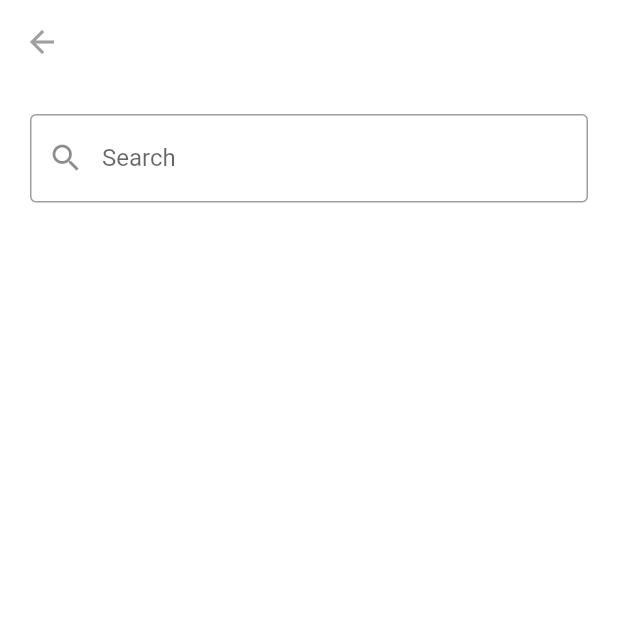
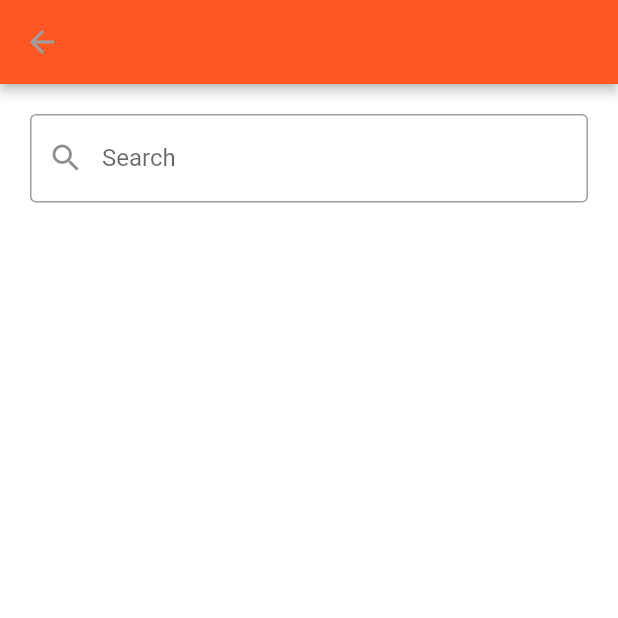
Before and after one commit to MayadaMansour/News_App, a Flutter app: the screen it shows after launch, after a tap on the "search" icon, on a phone screen of 412 x 824 dp, the top half of it. Run offline on Flutter 3.47's test engine with Material 2 defaults, Android fonts, the phone set to English and light mode, and no system bars; our stand-ins replace bloc, cached_network_image, conditional_builder, dio, flutter_bloc, hexcolor and 3 more; accounts and stored records are empty; network calls fail.

Commit message:
final edit

```diff
--- a/lib/cubit/cubit.dart
+++ b/lib/cubit/cubit.dart
@@ -72,6 +72,7 @@ class NewsCubit extends Cubit<NewsStates>
     ).then((value)
     {
       business = value.data['articles'];
+      print(value.data['articles'][0]);
       emit(NewsGetBusinessSucessState());
     }).catchError((error){
       emit(NewsGetBusinessErrorState(error.toString()));
@@ -96,6 +97,7 @@ class NewsCubit extends Cubit<NewsStates>
       ).then((value)
       {
         sports = value.data['articles'];
+        print(value.data['articles'][0]);
         emit(NewsGetBusinessSucessState());
       }).catchError((error){
         emit(NewsGetSportsErrorState(error.toString()));
@@ -125,6 +127,7 @@ class NewsCubit extends Cubit<NewsStates>
       ).then((value)
       {
         science = value.data['articles'];
+        print(value.data['articles'][0]);
         emit(NewsGetScienceSucessState());
       }).catchError((error){
         emit(NewsGetScienceErrorState(error.toString()));
@@ -151,6 +154,7 @@ class NewsCubit extends Cubit<NewsStates>
     ).then((value)
     {
       search = value.data['articles'];
+      print(value.data['articles'][0]);
       emit(NewsGetSearchSuccessState());
     }).catchError((error){
       emit(NewsGetSearchErrorState(error.toString()));
--- a/lib/main.dart
+++ b/lib/main.dart
@@ -43,12 +43,12 @@ class MyApp extends StatelessWidget {
                 appBarTheme: AppBarTheme(
                   backwardsCompatibility: false,
                   systemOverlayStyle: SystemUiOverlayStyle(
-                      statusBarColor: Colors.white,
+                      statusBarColor: Colors.deepOrange,
                       statusBarBrightness: Brightness.dark
                   ),
-                  elevation: 0.0,
-                  backgroundColor: Colors.white,
-                  titleTextStyle: TextStyle(color: Colors.black,fontSize: 25,fontWeight: FontWeight.bold),
+                  elevation: 3.0,
+                  backgroundColor: Colors.deepOrange,
+                  titleTextStyle: TextStyle(color: Colors.white,fontSize: 25,fontWeight: FontWeight.bold),
                   iconTheme: IconThemeData(color: Colors.grey),
                 ),
                 bottomNavigationBarTheme: BottomNavigationBarThemeData(
--- a/lib/view/modules/business/business_screen.dart
+++ b/lib/view/modules/business/business_screen.dart
@@ -15,7 +15,7 @@ class BusinessScreen extends StatelessWidget {
       listener: (context, state) {},
       builder: (context, state) {
         var list = NewsCubit.get(context).business;
-        return articalBuilder(list,context);
+        return articalBuilder2(list,context);
       },
     );
   }
--- a/lib/view/modules/science/science_screen.dart
+++ b/lib/view/modules/science/science_screen.dart
@@ -12,7 +12,7 @@ class ScienceScreen extends StatelessWidget {
       listener: (context, state) {},
       builder: (context, state) {
         var list = NewsCubit.get(context).science;
-        return articalBuilder(list,context);
+        return articalBuilder2(list,context);
       },
     );
   }
--- a/lib/view/modules/sports/sport_screen.dart
+++ b/lib/view/modules/sports/sport_screen.dart
@@ -12,7 +12,7 @@ class SportScreen extends StatelessWidget {
       listener: (context, state) {},
       builder: (context, state) {
         var list = NewsCubit.get(context).sports;
-        return articalBuilder(list,context);
+        return articalBuilder2(list,context);
       },
     );
   }
```
Also changed, not shown: lib/componants/componant.dart (+69 -0 lines).
